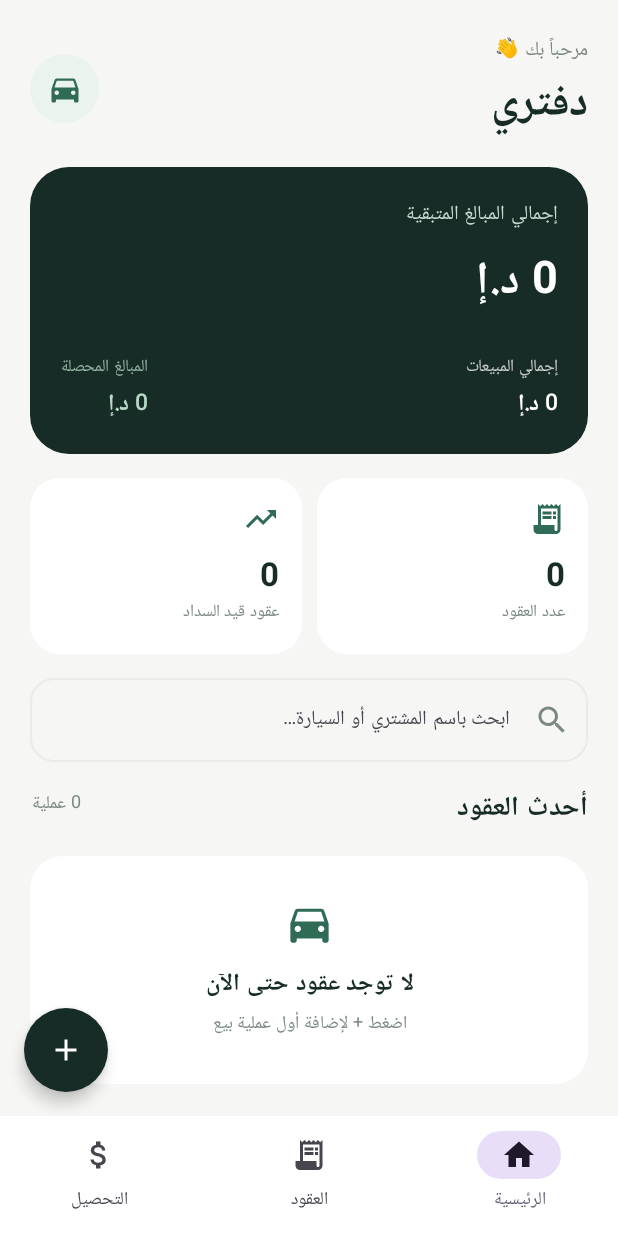
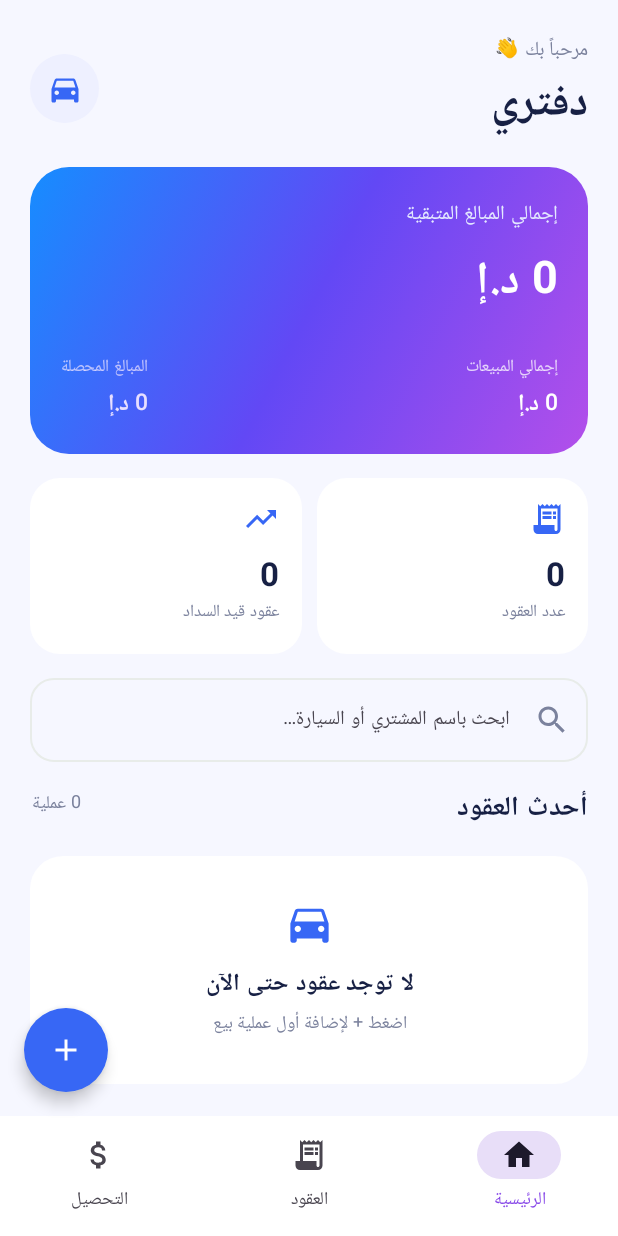
Before and after one commit to al9yser/blank-app, an Android app built with Jetpack Compose: the screen it shows after launch (MainActivity), on a phone screen of 412 x 824 dp. Run offline under Robolectric (Android 15) with nearby library versions, the phone set to English and light mode, and no system bars.

Commit message:
Apply approved blue-purple gradient theme to Daftary

```diff
--- a/daftary-android/app/src/main/java/com/daftary/app/MainActivity.kt
+++ b/daftary-android/app/src/main/java/com/daftary/app/MainActivity.kt
@@ -28,6 +28,7 @@ import androidx.compose.runtime.*
 import androidx.compose.ui.Alignment
 import androidx.compose.ui.Modifier
 import androidx.compose.ui.graphics.Color
+import androidx.compose.ui.graphics.Brush
 import androidx.compose.ui.graphics.vector.ImageVector
 import androidx.compose.ui.platform.LocalLayoutDirection
 import androidx.compose.ui.text.font.FontWeight
@@ -38,11 +39,13 @@ import androidx.compose.ui.unit.sp
 import java.text.NumberFormat
 import java.util.Locale
 
-private val Ink = Color(0xFF172C26)
-private val Green = Color(0xFF2F6B55)
-private val Mint = Color(0xFFEAF3EE)
-private val Canvas = Color(0xFFF6F7F5)
-private val Muted = Color(0xFF7C8982)
+private val Ink = Color(0xFF172044)
+private val Green = Color(0xFF3767F5)
+private val Purple = Color(0xFF8748E8)
+private val Mint = Color(0xFFEEF0FF)
+private val Canvas = Color(0xFFF6F7FF)
+private val Muted = Color(0xFF7B829D)
+private val BrandGradient = Brush.linearGradient(listOf(Color(0xFF168DFF), Color(0xFF6248F5), Color(0xFFB34FEA)))
 
 data class Sale(val id: Long, val name: String, val car: String, val price: Double, val down: Double, val count: Int, val paid: Double) {
     val remaining: Double get() = (price - paid).coerceAtLeast(0.0)
@@ -82,7 +85,7 @@ fun DaftaryApp(db: DaftaryDb) {
     val received = sales.sumOf { it.paid }
     val debt = sales.sumOf { it.remaining }
     val visible = sales.filter { (it.name + it.car).contains(search, true) }
-    MaterialTheme(colorScheme = lightColorScheme(primary = Green, background = Canvas, surface = Color.White)) {
+    MaterialTheme(colorScheme = lightColorScheme(primary = Green, secondary = Purple, tertiary = Color(0xFFB34FEA), background = Canvas, surface = Color.White)) {
         CompositionLocalProvider(LocalLayoutDirection provides LayoutDirection.Rtl) {
             Scaffold(
                 containerColor = Canvas,
@@ -94,7 +97,7 @@ fun DaftaryApp(db: DaftaryDb) {
                     }
                 },
                 floatingActionButton = {
-                    FloatingActionButton(onClick = { showAdd = true }, containerColor = Ink, contentColor = Color.White, shape = CircleShape) { Icon(Icons.Default.Add, "إضافة عملية بيع") }
+                    FloatingActionButton(onClick = { showAdd = true }, containerColor = Green, contentColor = Color.White, shape = CircleShape) { Icon(Icons.Default.Add, "إضافة عملية بيع") }
                 }
             ) { padding ->
                 LazyColumn(Modifier.fillMaxSize().padding(padding).padding(horizontal = 20.dp), contentPadding = PaddingValues(top = 22.dp, bottom = 24.dp), verticalArrangement = Arrangement.spacedBy(16.dp)) {
@@ -106,14 +109,14 @@ fun DaftaryApp(db: DaftaryDb) {
                     }
                     if (tab == 0) {
                         item {
-                            Column(Modifier.fillMaxWidth().background(Ink, RoundedCornerShape(26.dp)).padding(20.dp)) {
-                                Text("إجمالي المبالغ المتبقية", color = Color(0xFFC9D9D1), fontSize = 13.sp)
+                            Column(Modifier.fillMaxWidth().background(BrandGradient, RoundedCornerShape(26.dp)).padding(20.dp)) {
+                                Text("إجمالي المبالغ المتبقية", color = Color(0xFFE4E9FF), fontSize = 13.sp)
                                 Spacer(Modifier.height(8.dp))
                                 Text(money(debt), color = Color.White, fontSize = 30.sp, fontWeight = FontWeight.Bold)
                                 Spacer(Modifier.height(18.dp))
                                 Row(Modifier.fillMaxWidth(), horizontalArrangement = Arrangement.SpaceBetween) {
                                     MiniMetric("إجمالي المبيعات", money(total), Color.White)
-                                    MiniMetric("المبالغ المحصلة", money(received), Color(0xFFB8D8C8))
+                                    MiniMetric("المبالغ المحصلة", money(received), Color(0xFFE7DFFF))
                                 }
                             }
                         }
@@ -153,7 +156,7 @@ fun SaleCard(sale: Sale, onClick: () -> Unit) {
             Box(Modifier.size(44.dp).background(Mint, RoundedCornerShape(14.dp)), contentAlignment = Alignment.Center) { Icon(Icons.Default.DirectionsCar, null, tint = Green) }
             Spacer(Modifier.width(12.dp))
             Column(Modifier.weight(1f)) { Text(sale.name, color = Ink, fontWeight = FontWeight.Bold, fontSize = 15.sp); Text(sale.car, color = Muted, fontSize = 12.sp) }
-            Text(if (sale.remaining <= 0) "مكتمل" else "قيد السداد", color = if (sale.remaining <= 0) Green else Color(0xFFB7791F), fontSize = 11.sp, fontWeight = FontWeight.SemiBold)
+            Text(if (sale.remaining <= 0) "مكتمل" else "قيد السداد", color = if (sale.remaining <= 0) Green else Color(0xFF8A55D7), fontSize = 11.sp, fontWeight = FontWeight.SemiBold)
         }
         Spacer(Modifier.height(15.dp)); HorizontalDivider(color = Color(0xFFF0F2F0)); Spacer(Modifier.height(12.dp))
         Row(Modifier.fillMaxWidth(), horizontalArrangement = Arrangement.SpaceBetween) {
```
